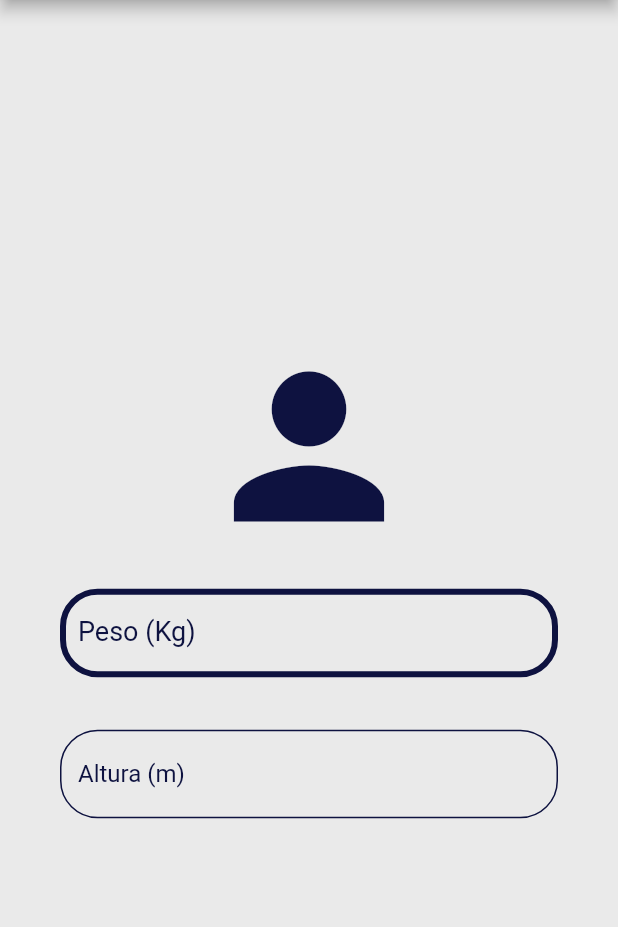
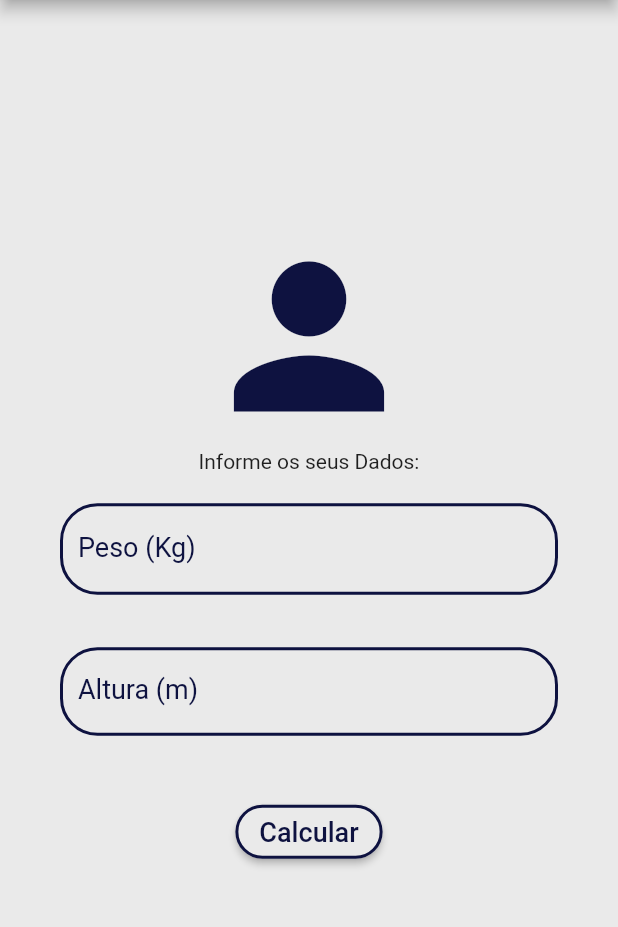
Before and after one commit to faelcardoso/projeto-calculadora-imc-cursoFlutter, a Flutter app: the screen it shows after launch, on a phone screen of 412 x 824 dp, the part 84-1011 px from its top. Run offline on Flutter 3.47's test engine with Material 2 defaults, Android fonts, the phone set to English and light mode, and no system bars.

Commit message:
+Botão de cálculo, +Insira os seus dados

```diff
--- a/lib/main.dart
+++ b/lib/main.dart
@@ -22,128 +22,111 @@ class _HomeState extends State<Home> {
             title: Text("Calculadora IMC"),
             centerTitle: true,
             backgroundColor: Color(0xFF0000535),
-            actions: <Widget>[
-              IconButton(
+            actions: <Widget>[ IconButton(
                   icon: Icon(Icons.refresh),
                   onPressed: () {
                     debugPrint("Funcionou!");
-                  })
+                  }),
             ]),
         backgroundColor: Color(0xFFEAEAEA),
         body: Column(
-            mainAxisAlignment: MainAxisAlignment.center,
+          mainAxisAlignment: MainAxisAlignment.center,
             children: <Widget>[
-              Row(
-                children: <Widget>[
-                  Icon(
-                    Icons.person,
+              Center(
+                child: Icon(Icons.person,
                     size: 150.0,
-                    color: Color(0xFF0000535),
-                  ),
-                ],
-                mainAxisAlignment: MainAxisAlignment.center,
+                    color: Color(0xFF0000535),),),
+              Center(
+                child: Text("Informe os seus Dados:"),
               ),
-              Padding(
-                padding:
-                  EdgeInsets.only(
+              Center( // First Text Field
+                child: Padding(
+                  padding: EdgeInsets.only(
                     left: 40.0,
                     right: 40.0,
                     top: 20.0,
-                    bottom: 35.0,
-                  ),
-                child:
-                  Form(
-                    child:
-                      TextFormField(
-                        textAlign: TextAlign.center,
-                        keyboardType: TextInputType.numberWithOptions(
-                          signed: true
-                        ),
-                        decoration:
-                          InputDecoration(
-                            floatingLabelBehavior: FloatingLabelBehavior.never,
-                            labelStyle:
-                              TextStyle(
-                                color:
-                                  Color(0xFF0000535),
-                                fontSize:
-                                  18,
-                              ),
-                            labelText:
-                              "Peso (Kg)",
+                    bottom: 35.0,),
+                  child: TextFormField(
+                          textAlign: TextAlign.center,
+                          keyboardType: TextInputType.numberWithOptions(
+                            signed: true),
+                          decoration: InputDecoration(
+                            labelStyle: TextStyle(
+                                color: Color(0xFF0000535),
+                                fontSize: 18),
+                            labelText: "Peso (Kg)",
                             hintText: "Digite o seu peso em quilogramas",
                             hintStyle: TextStyle(
-                              color: Color(0xFF0000535),
-                            ),
-                            enabledBorder:
-                              OutlineInputBorder(
+                                color: Color(0xFF0000535),
+                                fontSize: 18),
+                            enabledBorder: OutlineInputBorder(
                                 borderRadius: BorderRadius.circular(25.0),
                                 borderSide: BorderSide(color: Color(0xFF0000535),
-                                width: 4.0,)
+                                width: 2.0,)
                               ),
-                            focusedBorder:
-                              OutlineInputBorder(
-                                borderSide:
-                                  BorderSide(
+                            focusedBorder: OutlineInputBorder(
+                                borderSide: BorderSide(
                                     color: Color(0xFF0000535),
                                     width: 4.0,
                                   ),
-                                borderRadius: BorderRadius.circular(25.0),)
-                        ),
-                        style:
-                          TextStyle(
-                            color: Color(0xFFEAEAEA),
-                          ),
-                      ),),
+                                borderRadius: BorderRadius.circular(25.0),),),
+                        style: TextStyle(
+                            color: Color(0xFF0000535),),
+                  ),
                 ),
-                Padding(
-                padding:
-                  EdgeInsets.only(
+              ),
+              Center( // Second Text Field
+                child: Padding(
+                padding: EdgeInsets.only(
                     left: 40.0,
-                    right: 40.0,
-                    ),
-                child:
-                  Form(
-                    child:
-                      TextFormField(
+                    right: 40.0,),
+                child: TextFormField(
                         textAlign: TextAlign.center,
-                        keyboardType: TextInputType.numberWithOptions(
-                          signed: true
-                        ),
-                        decoration:
-                          InputDecoration(
-                            labelText:
-                              "Altura (m)",
-                              labelStyle:
-                              TextStyle(
+                        keyboardType: TextInputType.numberWithOptions(signed: true),
+                        decoration: InputDecoration(
+                            labelText: "Altura (m)",
+                              labelStyle: TextStyle(
                                 color: Color(0xFF0000535),
-                              ),
+                                fontSize: 18,),
                             hintText: "Digite a sua altura em metros",
-                            hintStyle: TextStyle(
-                              color: Color(0xFF0000535)
-                            ),
-                            fillColor:
-                              Colors.white,
-                            enabledBorder:
-                              OutlineInputBorder(
+                              hintStyle: TextStyle(
+                                color: Color(0xFF0000535)),
+                            enabledBorder: OutlineInputBorder(
                                 borderRadius: BorderRadius.circular(25.0),
-                                borderSide: BorderSide(color: Color(0xFF0000535))
-                              ),
-                              focusedBorder:
-                              OutlineInputBorder(
-                                borderSide:
-                                  BorderSide(
-                                    color: Color(0xFF0000535),
-                                  ),
+                                borderSide: BorderSide(color: Color(0xFF0000535), width: 2.0,)),
+                            focusedBorder: OutlineInputBorder(
+                                borderSide: BorderSide(
+                                    color: Color(0xFF0000535),),
                                 borderRadius: BorderRadius.circular(25.0),),
-                            focusColor: Color(0xFFFFD290)
-                        ),
-                        style:
-                          TextStyle(
-                            color: Colors.black,
-                          ),
-                      ),),
-                )
-            ]));
+                            focusColor: Color(0xFFFFD290)),
+                        style: TextStyle(
+                            color: Colors.black,)
+                            ,)
+                         ,)
+                      ,),
+                   Center( // Calculate Button
+                     child: Column(
+                       children: <Widget> [
+                         Padding(
+                           padding: EdgeInsets.all(40.0),
+                           child: ElevatedButton(
+                          child: Text("Calcular", style: TextStyle(color: Color(0xFF0000535), fontSize: 18,),),
+                           onPressed: () { // Calc Function
+                             debugPrint("Opa!");
+                           },
+                           style: ButtonStyle(
+                            backgroundColor: MaterialStateProperty.all(Color(0xFFEAEAEA)),
+                            side: MaterialStateProperty.all(BorderSide(
+                              color: Color(0xFF0000535),
+                              width: 2.0,)),
+                            shape: MaterialStateProperty.all(RoundedRectangleBorder(
+                              borderRadius: BorderRadius.circular(25.0),
+                            )),
+                           ),
+                           ),),
+                       ],),),
+                   ]
+                ,)
+          );
   }
 }
```
Also changed, not shown: 1 other file.
